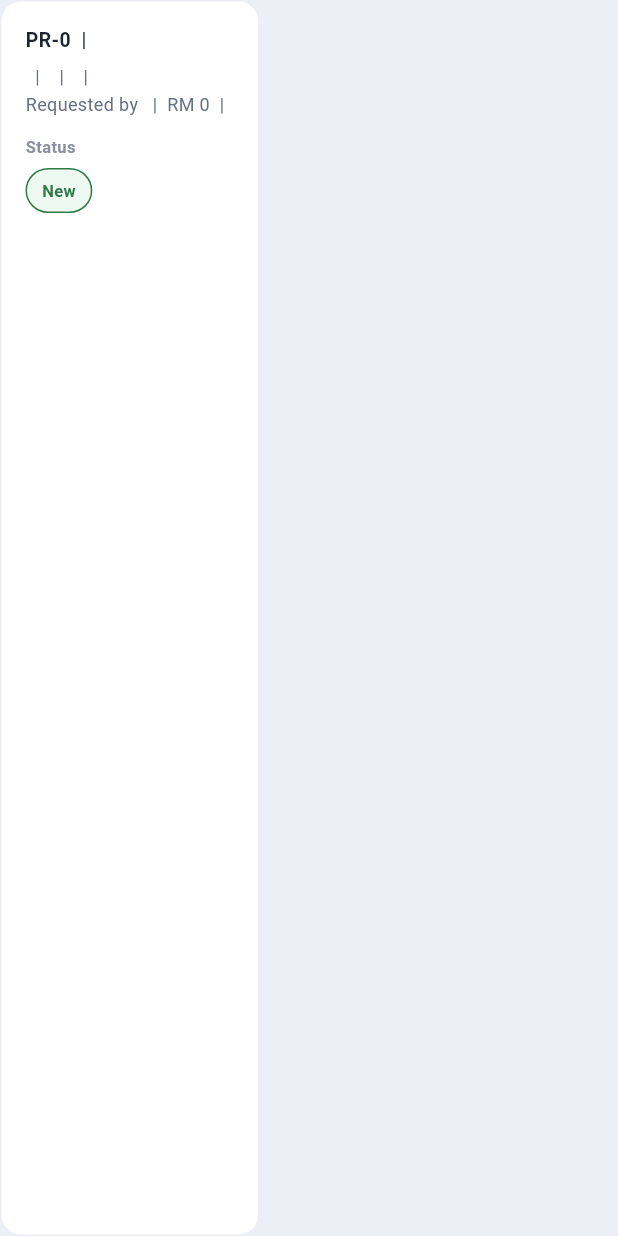
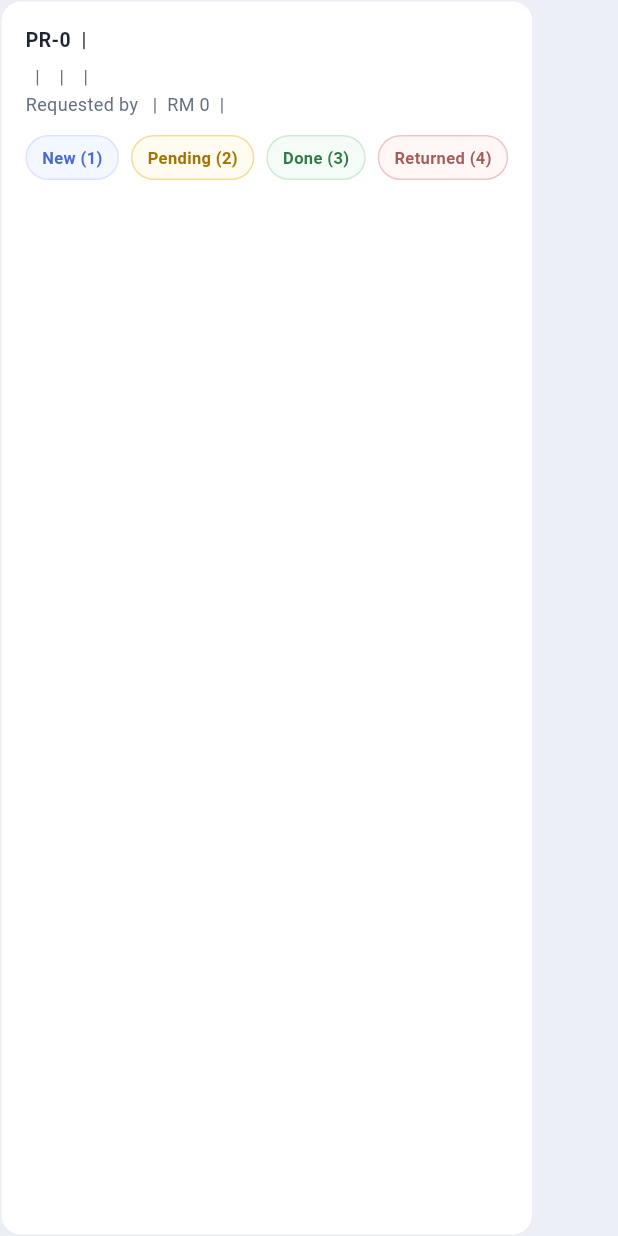
Before and after one commit to Ruining2908/PM_PartApproval, a Flutter app: the RequestRowCard widget shown alone on an empty page, opened directly with empty values, on a phone screen of 412 x 824 dp. Run offline on Flutter 3.47's test engine with Material 3 defaults, Android fonts, the light colour scheme and no system bars; Roboto replaces fonts that are missing (SF Pro Display).

Commit message:
status can modify and update

```diff
--- a/lib/main.dart
+++ b/lib/main.dart
@@ -171,6 +171,50 @@ class _ApprovalHomePageState extends State<ApprovalHomePage> {
   ) async {
     if (_isUpdatingStatus || request.status == status) return;
 
+    final approved = await showDialog<bool>(
+      context: context,
+      barrierDismissible: true,
+      builder: (dialogContext) {
+        return AlertDialog(
+          title: const Text('Confirm status change'),
+          content: Text(
+            'Approver confirmation is required.\n\nChange ${request.idLabel} from ${request.status.label} to ${status.label}?',
+          ),
+          actions: [
+            TextButton(
+              onPressed: () => Navigator.of(dialogContext).pop(false),
+              child: const Text('Cancel'),
+            ),
+            FilledButton(
+              onPressed: () => Navigator.of(dialogContext).pop(true),
+              child: const Text('Confirm'),
+            ),
+          ],
+        );
+      },
+    );
+
+    if (approved != true || !mounted) return;
+
+    PartRequest requestForUpdate = request;
+
+    if (!request.hasRequiredUpdateIds) {
+      try {
+        final detail = await _api.showPartRequest(request.id);
+        requestForUpdate = PartRequest.fromJson(
+          detail,
+        ).mergeWithFallback(request);
+      } on ApiException catch (error) {
+        if (!mounted) return;
+        _showSnackBar(error.message);
+        return;
+      } catch (_) {
+        if (!mounted) return;
+        _showSnackBar('Unable to load the latest request details.');
+        return;
+      }
+    }
+
     final originalStatus = request.status;
     setState(() {
       _isUpdatingStatus = true;
@@ -179,10 +223,10 @@ class _ApprovalHomePageState extends State<ApprovalHomePage> {
     });
 
     try {
-      final response = await _api.updatePartRequest(request.id, {
-        'status': status.apiValue,
-        'status_id': status.apiValue,
-      });
+      final response = await _api.updatePartRequest(
+        requestForUpdate.id,
+        requestForUpdate.toUpdatePayload(status),
+      );
 
       final updated = PartRequest.fromJson(response).mergeWithFallback(request);
 
@@ -1274,11 +1318,7 @@ class _Toolbar extends StatelessWidget {
           return searchBox;
         }
 
-        return Row(
-          children: [
-            Expanded(child: searchBox),
-          ],
-        );
+        return Row(children: [Expanded(child: searchBox)]);
       },
     );
   }
@@ -1460,28 +1500,18 @@ class RequestRowCard extends StatelessWidget {
           ],
         );
 
-        final statusSummary = Column(
-          crossAxisAlignment: compact
-              ? CrossAxisAlignment.start
-              : CrossAxisAlignment.end,
-          children: [
-            const Text(
-              'Status',
-              style: TextStyle(
-                color: Color(0xFF8A90A0),
-                fontSize: 11,
-                fontWeight: FontWeight.w600,
-              ),
-            ),
-            const SizedBox(height: 6),
-            StatusChip(
-              label: request.status.label,
-              active: true,
-              style: request.status.style,
-              enabled: false,
-              onTap: () => onStatusChanged(request.status),
-            ),
-          ],
+        final statusWrap = Wrap(
+          spacing: 8,
+          runSpacing: 8,
+          children: ApprovalStatus.values.map((status) {
+            return StatusChip(
+              label: status.label,
+              active: request.status == status,
+              style: status.style,
+              enabled: !isBusy,
+              onTap: () => onStatusChanged(status),
+            );
+          }).toList(),
         );
 
         return Material(
@@ -1506,7 +1536,7 @@ class RequestRowCard extends StatelessWidget {
                       children: [
                         requestInfo,
                         const SizedBox(height: 12),
-                        statusSummary,
+                        statusWrap,
                       ],
                     )
                   : Row(
@@ -1514,7 +1544,7 @@ class RequestRowCard extends StatelessWidget {
                       children: [
                         Expanded(child: requestInfo),
                         const SizedBox(width: 16),
-                        statusSummary,
+                        Flexible(child: statusWrap),
                       ],
                     ),
             ),
@@ -1543,13 +1573,6 @@ class StatusChip extends StatelessWidget {
 
   @override
   Widget build(BuildContext context) {
-    const activeBackground = Color(0xFFEEF9F1);
-    const activeBorder = Color(0xFF2E7A46);
-    const activeForeground = Color(0xFF2E7A46);
-    const inactiveBackground = Color(0xFFFFF0F0);
-    const inactiveBorder = Color(0xFFD95C5C);
-    const inactiveForeground = Color(0xFFD95C5C);
-
     return InkWell(
       borderRadius: BorderRadius.circular(999),
       onTap: enabled ? onTap : null,
@@ -1558,15 +1581,15 @@ class StatusChip extends StatelessWidget {
         padding: const EdgeInsets.symmetric(horizontal: 10, vertical: 6),
         decoration: BoxDecoration(
           color: active
-              ? activeBackground
-              : inactiveBackground.withValues(alpha: enabled ? 0.92 : 0.55),
+              ? style.background
+              : style.background.withValues(alpha: enabled ? 0.6 : 0.35),
           borderRadius: BorderRadius.circular(999),
-          border: Border.all(color: active ? activeBorder : inactiveBorder),
+          border: Border.all(color: style.border),
         ),
         child: Text(
           label,
           style: TextStyle(
-            color: active ? activeForeground : inactiveForeground,
+            color: style.foreground,
             fontSize: 11,
             fontWeight: FontWeight.w700,
           ),
@@ -1626,7 +1649,7 @@ class ApprovalDetailPanel extends StatelessWidget {
               DetailCard(
                 title: 'Selected: ${request!.idLabel}',
                 body:
-                    '${request!.partName} was submitted with status ${request!.status.label}. The list now shows only the selected status for each request.',
+                    '${request!.partName} is waiting for approver action. Any status change must be reconfirmed by the approver before the app sends the update to /api/mobile/part-request/${request!.id}.',
               ),
               const SizedBox(height: 12),
               DetailCard(
@@ -1761,10 +1784,10 @@ class _EditableInputBlock extends StatelessWidget {
 }
 
 enum ApprovalStatus {
-  newRequest(1, 'New', 'New'),
-  pending(2, 'Pending', 'Pending'),
-  done(3, 'Done', 'Done'),
-  returned(4, 'Returned', 'Returned');
+  newRequest(1, 'New (1)', 'New'),
+  pending(2, 'Pending (2)', 'Pending'),
+  done(3, 'Done (3)', 'Done'),
+  returned(4, 'Returned (4)', 'Returned');
 
   const ApprovalStatus(this.apiValue, this.label, this.shortLabel);
 
@@ -1774,21 +1797,17 @@ enum ApprovalStatus {
 
   static ApprovalStatus fromApiValue(dynamic rawStatus) {
     if (rawStatus is Map<String, dynamic>) {
-      final nestedId =
-          rawStatus['id'] ??
-          rawStatus['status'] ??
-          rawStatus['status_id'] ??
-          rawStatus['value'];
+      final nestedId = rawStatus['id'] ?? rawStatus['status'];
       if (nestedId != null) {
         return fromApiValue(nestedId);
       }
 
-      final nestedName =
-          rawStatus['name']?.toString().toLowerCase() ??
-          rawStatus['label']?.toString().toLowerCase() ??
-          rawStatus['title']?.toString().toLowerCase();
+      final nestedName = rawStatus['name']?.toString().toLowerCase();
       if (nestedName != null) {
-        return _fromStatusName(nestedName);
+        return values.firstWhere(
+          (status) => status.shortLabel.toLowerCase() == nestedName,
+          orElse: () => ApprovalStatus.newRequest,
+        );
       }
     }
 
@@ -1801,16 +1820,8 @@ enum ApprovalStatus {
     }
 
     final stringValue = '$rawStatus'.toLowerCase();
-    return _fromStatusName(stringValue);
-  }
-
-  static ApprovalStatus _fromStatusName(String rawValue) {
-    final normalized = rawValue.trim().toLowerCase();
     return values.firstWhere(
-      (status) =>
-          status.shortLabel.toLowerCase() == normalized ||
-          status.label.toLowerCase() == normalized ||
-          normalized.contains(status.shortLabel.toLowerCase()),
+      (status) => status.shortLabel.toLowerCase() == stringValue,
       orElse: () => ApprovalStatus.newRequest,
     );
   }
@@ -1861,9 +1872,13 @@ class PartRequest {
   PartRequest({
     required this.id,
     required this.partName,
+    required this.brandId,
     required this.brand,
+    required this.modelId,
     required this.model,
+    required this.machineId,
     required this.machine,
+    required this.categoryId,
     required this.category,
     required this.requestedBy,
     required this.cost,
@@ -1875,9 +1890,13 @@ class PartRequest {
 
   final int id;
   final String partName;
+  final int? brandId;
   final String brand;
+  final int? modelId;
   final String model;
+  final int? machineId;
   final String machine;
+  final int? categoryId;
   final String category;
   final String requestedBy;
   final double cost;
@@ -1889,6 +1908,29 @@ class PartRequest {
   String get idLabel => 'PR-$id';
 
   DateTime get createdDate => DateTime.tryParse(createdAt) ?? DateTime(1970);
+
+  bool get hasRequiredUpdateIds =>
+      brandId != null &&
+      modelId != null &&
+      machineId != null &&
+      categoryId != null;
+
+  Map<String, dynamic> toUpdatePayload(ApprovalStatus nextStatus) {
+    final payload = <String, dynamic>{
+      'part_name': partName,
+      'description': description,
+      'remark': remark,
+      'status': nextStatus.apiValue,
+      'status_id': nextStatus.apiValue,
+    };
+
+    if (brandId != null) payload['brand_id'] = brandId;
+    if (modelId != null) payload['brand_model_id'] = modelId;
+    if (machineId != null) payload['machine_id'] = machineId;
+    if (categoryId != null) payload['part_category_id'] = categoryId;
+
+    return payload;
+  }
 
   factory PartRequest.fromJson(Map<String, dynamic> json) {
     final id = _readInt(json['id']);
@@ -1909,18 +1951,28 @@ class PartRequest {
           _readString(json['name']) ??
           _readNestedString(json['part_category'], 'name') ??
           'Unnamed part request',
+      brandId:
+          _readInt(json['brand_id']) ?? _readNestedInt(json['brand'], 'id'),
       brand:
           _readNestedString(json['brand'], 'name') ??
           _readString(json['brand_name']) ??
           '-',
+      modelId:
+          _readInt(json['brand_model_id']) ??
+          _readNestedInt(json['brand_model'], 'id'),
       model:
           _readNestedString(json['brand_model'], 'name') ??
           _readString(json['brand_model_name']) ??
           '-',
+      machineId:
+          _readInt(json['machine_id']) ?? _readNestedInt(json['machine'], 'id'),
       machine:
           _readNestedString(json['machine'], 'name') ??
           _readString(json['machine_name']) ??
           '-',
+      categoryId:
+          _readInt(json['part_category_id']) ??
+          _readNestedInt(json['part_category'], 'id'),
       category:
           _readNestedString(json['part_category'], 'name') ??
           _readString(json['part_category_name']) ??
@@ -1946,9 +1998,13 @@ class PartRequest {
       partName: partName == 'Unnamed part request'
           ? fallback.partName
           : partName,
+      brandId: brandId ?? fallback.brandId,
       brand: brand == '-' ? fallback.brand : brand,
+      modelId: modelId ?? fallback.modelId,
       model: model == '-' ? fallback.model : model,
+      machineId: machineId ?? fallback.machineId,
       machine: machine == '-' ? fallback.machine : machine,
+      categoryId: categoryId ?? fallback.categoryId,
       category: category == '-' ? fallback.category : category,
       requestedBy: requestedBy == '-' ? fallback.requestedBy : requestedBy,
       cost: cost == 0 ? fallback.cost : cost,
@@ -1991,6 +2047,16 @@ String? _readNestedString(dynamic value, String key) {
   return null;
 }
 
+int? _readNestedInt(dynamic value, String key) {
+  if (value is Map<String, dynamic>) {
+    return _readInt(value[key]);
+  }
+  if (value is Map) {
+    return _readInt(value[key]);
+  }
+  return null;
+}
+
 String _formatTime(DateTime dateTime) {
   final hour = dateTime.hour > 12
       ? dateTime.hour - 12
```
